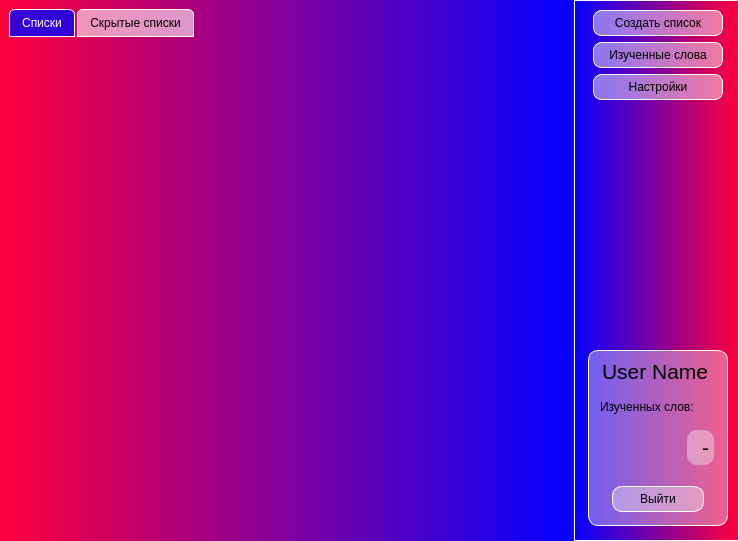
First picture: the form in res/uis/main.ui, repository yasperrus/LearnEnglishSubtitles, before the edit.
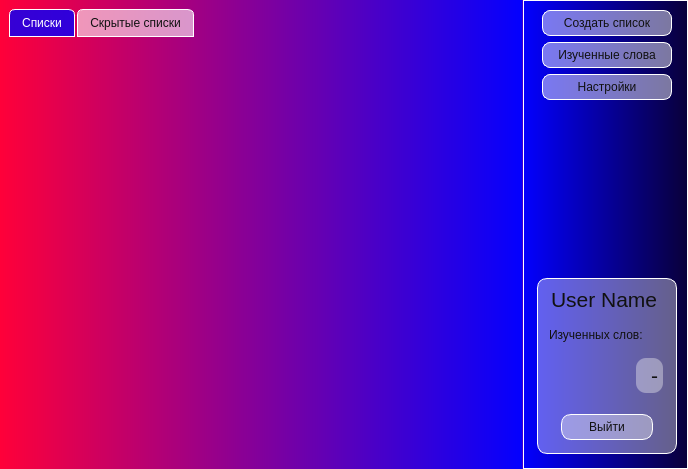
Second picture: the form after the edit. Icons and pictures are not drawn.

Commit message: add theme settings? user can change background and text color. All this savable.

Patch:
```diff
--- a/res/uis/main.ui
+++ b/res/uis/main.ui
@@ -6,8 +6,8 @@
    <rect>
     <x>0</x>
     <y>0</y>
-    <width>739</width>
-    <height>541</height>
+    <width>688</width>
+    <height>469</height>
    </rect>
   </property>
   <property name="windowTitle">
@@ -16,10 +16,35 @@
   <property name="styleSheet">
    <string notr="true"/>
   </property>
-  <widget class="QWidget" name="centralwidget">
+  <widget class="QWidget" name="main_widget">
    <property name="styleSheet">
-    <string notr="true">#centralwidget	{
+    <string notr="true">#main_widget	{
 background-color: qlineargradient(spread:pad, x1:0, y1:1, x2:1, y2:1, stop:0 rgba(255, 0, 57, 255), stop:0.994924 rgba(3, 0, 255, 255));
+}
+
+QPushButton {
+	border-radius: 8px;
+	margin-left: 10px;
+	margin-right: 10px;
+	padding-top: 5px;
+	padding-bottom: 5px;
+	padding-left: 15px;
+	padding-right: 15px;
+	border: 1px solid #ffffff;
+	background-color: rgba(255, 255, 255, 120); 
+	color: black;  
+}
+
+QPushButton:hover {
+    background-color: rgba(255, 255, 255, 150); /* немного менее прозрачный при наведении */
+}
+
+QPushButton:pressed {
+    background-color: rgba(255, 255, 255, 192); /* чуть плотнее при нажатии */
+}
+
+QWidget, QLabel, QPushButton {
+    color: #111;
 }</string>
    </property>
    <layout class="QHBoxLayout" name="horizontalLayout">
@@ -39,10 +64,10 @@
      <number>0</number>
     </property>
     <item>
-     <widget class="QWidget" name="listWidget" native="true">
+     <widget class="QWidget" name="list_widget" native="true">
       <property name="styleSheet">
-       <string notr="true">#listWidget	{
-background-color: qlineargradient(spread:pad, x1:0, y1:1, x2:1, y2:1, stop:0 rgba(255, 0, 57, 255), stop:0.994924 rgba(3, 0, 255, 255));
+       <string notr="true">#list_widget	{
+	background-color: qlineargradient(spread:pad, x1:0, y1:1, x2:1, y2:1, stop:0 rgba(255, 0, 57, 255), stop:1 rgba(3, 0, 255, 255));
 }</string>
       </property>
       <layout class="QHBoxLayout" name="horizontalLayout_2">
@@ -102,7 +127,7 @@
           </property>
           <attribute name="icon">
            <iconset>
-            <normaloff>../../../../../.designer/icons/to-do-list.png</normaloff>../../../../../.designer/icons/to-do-list.png</iconset>
+            <normaloff>../../../../../../../../.designer/icons/to-do-list.png</normaloff>../../../../../../../../.designer/icons/to-do-list.png</iconset>
           </attribute>
           <attribute name="title">
            <string>Списки</string>
@@ -131,7 +156,7 @@
          <widget class="QWidget" name="page_hide_lists">
           <attribute name="icon">
            <iconset>
-            <normaloff>../../../../../.designer/icons/to-do-list_2.png</normaloff>../../../../../.designer/icons/to-do-list_2.png</iconset>
+            <normaloff>../../../../../../../../.designer/icons/to-do-list_2.png</normaloff>../../../../../../../../.designer/icons/to-do-list_2.png</iconset>
           </attribute>
           <attribute name="title">
            <string>Скрытые списки</string>
@@ -160,31 +185,11 @@
      </widget>
     </item>
     <item>
-     <widget class="QWidget" name="right_bar_widget" native="true">
+     <widget class="QWidget" name="config_widget" native="true">
       <property name="styleSheet">
-       <string notr="true">#right_bar_widget{
+       <string notr="true">#config_widget	{
 	border: 1px solid #ffffff;
-	background-color: qlineargradient(spread:pad, x1:0, y1:1, x2:1, y2:1, stop:0 rgba(3, 0, 255, 255), stop:1 rgba(255, 0, 57, 255));
-}
-QPushButton {
-	border-radius: 8px;
-	margin-left: 10px;
-	margin-right: 10px;
-	padding-top: 5px;
-	padding-bottom: 5px;
-	padding-left: 15px;
-	padding-right: 15px;
-	border: 1px solid #ffffff;
-	background-color: rgba(255, 255, 255, 120); 
-	color: black;  
-}
-
-QPushButton:hover {
-    background-color: rgba(255, 255, 255, 150); /* немного менее прозрачный при наведении */
-}
-
-QPushButton:pressed {
-    background-color: rgba(255, 255, 255, 192); /* чуть плотнее при нажатии */
+	background-color: qlineargradient(spread:pad, x1:0, y1:1, x2:1, y2:1, stop:0 rgba(3, 0, 255, 255), stop:1 rgba(9, 0, 57, 255));
 }</string>
       </property>
       <layout class="QVBoxLayout" name="layout_buttons" stretch="0,0,0,0,0">
@@ -210,7 +215,7 @@
          </property>
          <property name="icon">
           <iconset>
-           <normaloff>../../../../../.designer/icons/edit_2.png</normaloff>../../../../../.designer/icons/edit_2.png</iconset>
+           <normaloff>../../../../../../../../.designer/icons/edit_2.png</normaloff>../../../../../../../../.designer/icons/edit_2.png</iconset>
          </property>
          <property name="iconSize">
           <size>
@@ -233,7 +238,7 @@
          </property>
          <property name="icon">
           <iconset>
-           <normaloff>../../../../../.designer/icons/files.png</normaloff>../../../../../.designer/icons/files.png</iconset>
+           <normaloff>../../../../../../../../.designer/icons/files.png</normaloff>../../../../../../../../.designer/icons/files.png</iconset>
          </property>
         </widget>
        </item>
@@ -244,7 +249,7 @@
          </property>
          <property name="icon">
           <iconset>
-           <normaloff>../../../../../.designer/icons/setting.png</normaloff>../../../../../.designer/icons/setting.png</iconset>
+           <normaloff>../../../../../../../../.designer/icons/setting.png</normaloff>../../../../../../../../.designer/icons/setting.png</iconset>
          </property>
         </widget>
        </item>
@@ -262,7 +267,7 @@
         </spacer>
        </item>
        <item>
-        <widget class="QWidget" name="profilewidget" native="true">
+        <widget class="QWidget" name="profile_widget" native="true">
          <property name="styleSheet">
           <string notr="true">QWidget {
 
@@ -357,7 +362,7 @@
             </property>
             <property name="icon">
              <iconset>
-              <normaloff>../icons/refresh_2.png</normaloff>../icons/refresh_2.png</iconset>
+              <normaloff>../../../../../.designer/icons/refresh_2.png</normaloff>../../../../../.designer/icons/refresh_2.png</iconset>
             </property>
            </widget>
           </item>
@@ -376,7 +381,7 @@
             </property>
             <property name="icon">
              <iconset>
-              <normaloff>../../../../../.designer/icons/exit.png</normaloff>../../../../../.designer/icons/exit.png</iconset>
+              <normaloff>../../../../../../../../.designer/icons/exit.png</normaloff>../../../../../../../../.designer/icons/exit.png</iconset>
             </property>
             <property name="iconSize">
              <size>
```
The commit also changes 18 other files.
